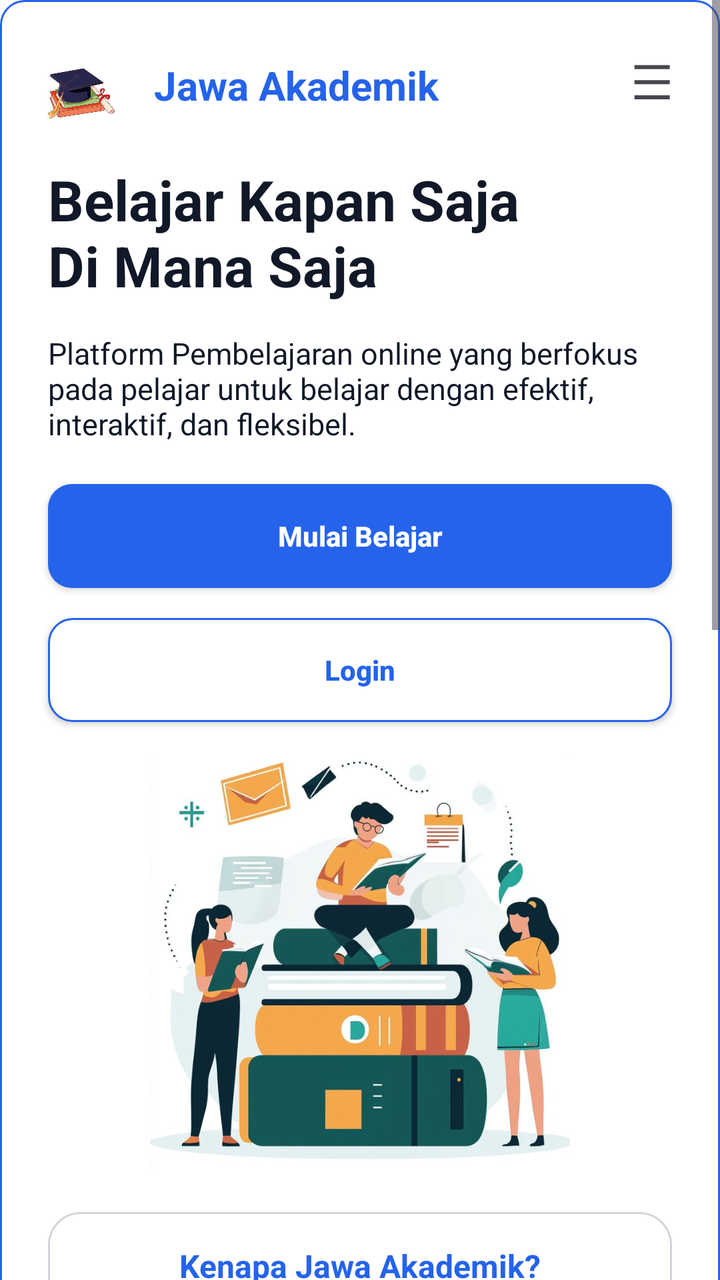
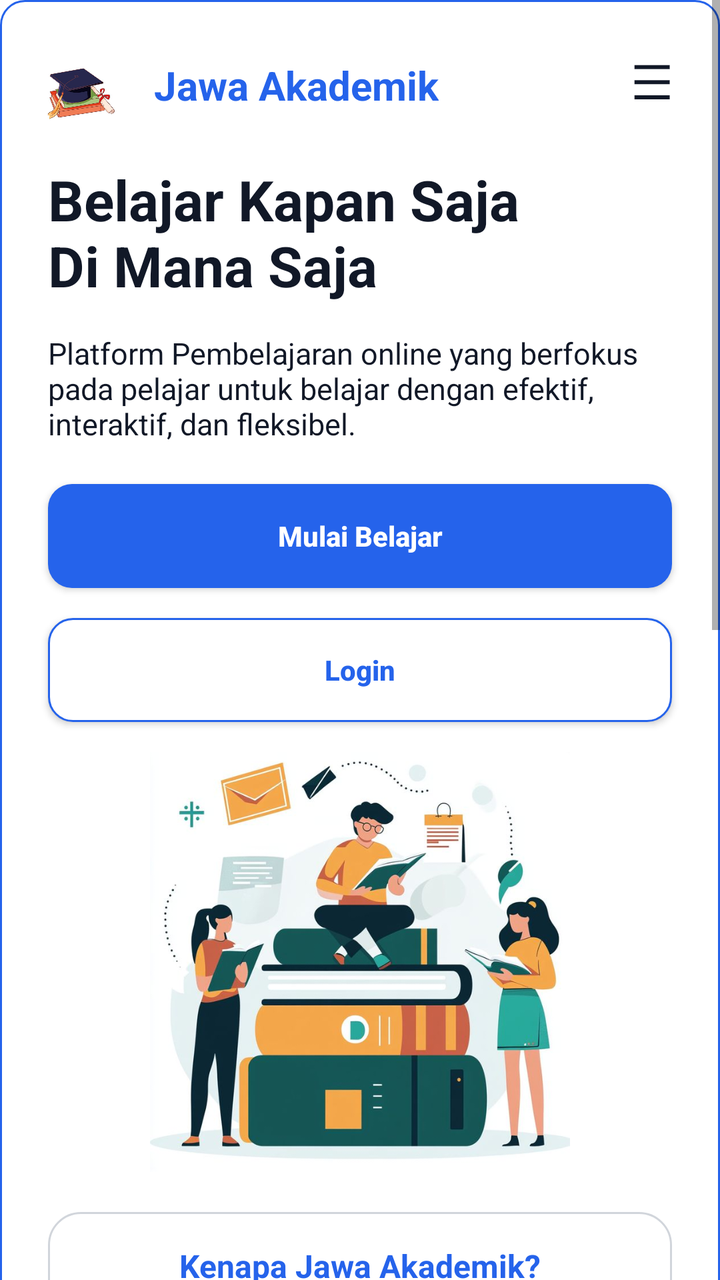

The first picture is an Android layout as it rendered before a commit; the second is the same layout after the commit. The layout source and the unified diff follow.
<!-- AndroidManifest.xml: application theme Theme.JawaAkademik -->
<!-- res/layout/activity_landing.xml -->
<?xml version="1.0" encoding="utf-8"?>
<ScrollView xmlns:android="http://schemas.android.com/apk/res/android"
    xmlns:app="http://schemas.android.com/apk/res-auto"
    xmlns:tools="http://schemas.android.com/tools"
    android:layout_width="match_parent"
    android:layout_height="match_parent"
    android:background="@color/white"
    android:fillViewport="true">

    <androidx.constraintlayout.widget.ConstraintLayout
        android:id="@+id/main"
        android:layout_width="match_parent"
        android:layout_height="match_parent"
        android:background="@drawable/bg_button_outline"
        tools:context=".LandingActivity">

        <TextView
            android:id="@+id/txtJudul"
            android:layout_width="wrap_content"
            android:layout_height="wrap_content"
            android:layout_marginStart="10dp"
            android:layout_marginTop="29dp"
            android:text="Jawa Akademik"
            android:textColor="@color/blue_primary"
            android:textSize="20sp"
            android:textStyle="bold"
            app:layout_constraintStart_toEndOf="@+id/imgLandingLogo"
            app:layout_constraintTop_toTopOf="parent" />

        <ImageView
            android:id="@+id/imgLandingLogo"
            android:layout_width="52dp"
            android:layout_height="56dp"
            android:layout_marginStart="10dp"
            android:layout_marginTop="20dp"
            android:layout_marginEnd="10dp"
            android:scaleType="centerInside"
            app:layout_constraintEnd_toEndOf="parent"
            app:layout_constraintHorizontal_bias="0.017"
            app:layout_constraintStart_toStartOf="parent"
            app:layout_constraintTop_toTopOf="parent"
            app:srcCompat="@drawable/image_login" />

        <TextView
            android:id="@+id/txtMenu"
            android:layout_width="wrap_content"
            android:layout_height="wrap_content"
            android:layout_marginTop="24dp"
            android:layout_marginEnd="24dp"
            android:text="☰"
            android:textSize="24sp"
            app:layout_constraintEnd_toEndOf="parent"
            app:layout_constraintTop_toTopOf="parent" />

        <TextView
            android:id="@+id/txtTitle"
            android:layout_width="0dp"
            android:layout_height="wrap_content"
            android:layout_marginStart="24dp"
            android:layout_marginTop="25dp"
            android:layout_marginEnd="24dp"
            android:text="Belajar Kapan Saja\nDi Mana Saja"
            android:textColor="@color/black_soft"
            android:textSize="28sp"
            android:textStyle="bold"
            app:layout_constraintEnd_toEndOf="parent"
            app:layout_constraintHorizontal_bias="0.0"
            app:layout_constraintStart_toStartOf="parent"
            app:layout_constraintTop_toBottomOf="@+id/txtJudul" />

        <TextView
            android:id="@+id/txtDeescription"
            android:layout_width="0dp"
            android:layout_height="wrap_content"
            android:layout_marginStart="24dp"
            android:layout_marginTop="15dp"
            android:layout_marginEnd="24dp"
            android:text="Platform Pembelajaran online yang berfokus pada pelajar untuk belajar dengan efektif, interaktif, dan fleksibel."
            android:textColor="@color/black_soft"
            android:textSize="15sp"
            app:layout_constraintEnd_toEndOf="parent"
            app:layout_constraintStart_toStartOf="parent"
            app:layout_constraintTop_toBottomOf="@+id/txtTitle" />

        <androidx.appcompat.widget.AppCompatButton
            android:id="@+id/btnMulai"
            android:layout_width="0dp"
            android:layout_height="52dp"
            android:layout_marginStart="24dp"
            android:layout_marginTop="20dp"
            android:layout_marginEnd="24dp"
            android:background="@drawable/bg_button_primary"
            android:backgroundTint="@color/blue_primary"
            android:text="Mulai Belajar"
            android:textAllCaps="false"
            android:textColor="@color/white"
            android:textStyle="bold"
            app:layout_constraintEnd_toEndOf="parent"
            app:layout_constraintHorizontal_bias="1.0"
            app:layout_constraintStart_toStartOf="parent"
            app:layout_constraintTop_toBottomOf="@+id/txtDeescription" />

        <androidx.appcompat.widget.AppCompatButton
            android:id="@+id/btnLogin"
            android:layout_width="0dp"
            android:layout_height="52dp"
            android:layout_marginStart="24dp"
            android:layout_marginTop="15dp"
            android:layout_marginEnd="24dp"
            android:background="@drawable/bg_button_outline"
            android:backgroundTint="@null"
            android:text="Login"
            android:textAllCaps="false"
            android:textColor="@color/blue_primary"
            android:textStyle="bold"
            app:layout_constraintEnd_toEndOf="parent"
            app:layout_constraintStart_toStartOf="parent"
            app:layout_constraintTop_toBottomOf="@+id/btnMulai" />

        <ImageView
            android:id="@+id/imgHero"
            android:layout_width="0dp"
            android:layout_height="210dp"
            android:layout_marginStart="24dp"
            android:layout_marginTop="15dp"
            android:layout_marginEnd="24dp"
            android:scaleType="centerInside"
            app:layout_constraintEnd_toEndOf="parent"
            app:layout_constraintStart_toStartOf="parent"
            app:layout_constraintTop_toBottomOf="@+id/btnLogin"
            app:srcCompat="@drawable/image_student" />

        <LinearLayout
            android:id="@+id/layoutWhy"
            android:layout_width="0dp"
            android:layout_height="wrap_content"
            android:layout_marginStart="24dp"
            android:layout_marginTop="20dp"
            android:layout_marginEnd="24dp"
            android:background="@drawable/bg_card_white"
            android:orientation="vertical"
            android:padding="16dp"
            app:layout_constraintEnd_toEndOf="parent"
            app:layout_constraintHorizontal_bias="0.0"
            app:layout_constraintStart_toStartOf="parent"
            app:layout_constraintTop_toBottomOf="@+id/imgHero">

            <TextView
                android:id="@+id/txtWhyTitle"
                android:layout_width="match_parent"
                android:layout_height="wrap_content"
                android:gravity="center"
                android:text="Kenapa Jawa Akademik?"
                android:textColor="@color/blue_primary"
                android:textSize="16sp"
                android:textStyle="bold" />

            <LinearLayout
                android:id="@+id/LayoutBenefit"
                android:layout_width="match_parent"
                android:layout_height="match_parent"
                android:layout_marginTop="14dp"
                android:orientation="horizontal">

                <TextView
                    android:id="@+id/txtGratis"
                    android:layout_width="0dp"
                    android:layout_height="wrap_content"
                    android:layout_weight="1"
                    android:gravity="center"
                    android:text="💼\nGratis &amp;\nTerjangkau"
                    android:textSize="11sp" />

                <TextView
                    android:id="@+id/txtAkses"
                    android:layout_width="0dp"
                    android:layout_height="wrap_content"
                    android:layout_weight="1"
                    android:gravity="center"
                    android:text="⏰ \nAkses\nKapan Saja"
                    android:textSize="11sp" />

                <TextView
                    android:id="@+id/txtMudah"
                    android:layout_width="0dp"
                    android:layout_height="wrap_content"
                    android:layout_weight="1"
                    android:gravity="center"
                    android:text="💡\nBelajar\nLebih Mudah"
                    android:textSize="11sp" />

                <TextView
                    android:id="@+id/txtKomunitas"
                    android:layout_width="0dp"
                    android:layout_height="wrap_content"
                    android:layout_weight="1"
                    android:gravity="center"
                    android:text="👥\nKomunitas\nAktif"
                    android:textSize="11sp" />

            </LinearLayout>

        </LinearLayout>

        <LinearLayout
            android:id="@+id/layoutStatistik"
            android:layout_width="0dp"
            android:layout_height="wrap_content"
            android:layout_marginStart="24dp"
            android:layout_marginTop="20dp"
            android:layout_marginEnd="24dp"
            android:background="@drawable/bg_card_white"
            android:orientation="vertical"
            android:padding="16dp"
            app:layout_constraintEnd_toEndOf="parent"
            app:layout_constraintHorizontal_bias="0.0"
            app:layout_constraintStart_toStartOf="parent"
            app:layout_constraintTop_toBottomOf="@+id/layoutWhy">

            <TextView
                android:id="@+id/txtStatistikTitle"
                android:layout_width="match_parent"
                android:layout_height="wrap_content"
                android:gravity="center"
                android:text="Statistik Pengguna"
                android:textColor="@color/blue_primary"
                android:textSize="16sp"
                android:textStyle="bold" />

            <LinearLayout
                android:id="@+id/layoutStatistikItem"
                android:layout_width="match_parent"
                android:layout_height="wrap_content"
                android:layout_marginTop="14dp"
                android:orientation="horizontal">

                <TextView
                    android:id="@+id/txtStatSiswa"
                    android:layout_width="0dp"
                    android:layout_height="wrap_content"
                    android:layout_weight="1"
                    android:gravity="center"
                    android:text="👤\n100+\nSiswa Aktif"
                    android:textSize="11sp" />

                <TextView
                    android:id="@+id/txtStatMateri"
                    android:layout_width="0dp"
                    android:layout_height="wrap_content"
                    android:layout_weight="1"
                    android:gravity="center"
                    android:text="📖 \n10+ \nMateri"
                    android:textSize="11sp" />

                <TextView
                    android:id="@+id/txtStatDiskusi"
                    android:layout_width="0dp"
                    android:layout_height="wrap_content"
                    android:layout_weight="1"
                    android:gravity="center"
                    android:text="💬 \n50+\nDiskusi"
                    android:textSize="11sp" />
            </LinearLayout>
        </LinearLayout>

        <LinearLayout
            android:id="@+id/layoutKepuasan"
            android:layout_width="0dp"
            android:layout_height="wrap_content"
            android:layout_marginStart="24dp"
            android:layout_marginTop="20dp"
            android:layout_marginEnd="24dp"
            android:layout_marginBottom="24dp"
            android:background="@drawable/bg_card_white"
            android:elevation="4dp"
            android:orientation="vertical"
            android:padding="16dp"
            app:layout_constraintBottom_toBottomOf="parent"
            app:layout_constraintEnd_toEndOf="parent"
            app:layout_constraintHorizontal_bias="0.0"
            app:layout_constraintStart_toStartOf="parent"
            app:layout_constraintTop_toBottomOf="@+id/layoutStatistik"
            app:layout_constraintVertical_bias="0.0">

            <TextView
                android:id="@+id/txtKepuasanTitle"
                android:layout_width="match_parent"
                android:layout_height="wrap_content"
                android:text="Kepuasan Pengguna"
                android:textColor="@color/blue_primary"
                android:textSize="16sp"
                android:textStyle="bold" />

            <LinearLayout
                android:id="@+id/layoutLikeComment"
                android:layout_width="match_parent"
                android:layout_height="wrap_content"
                android:layout_marginTop="12dp"
                android:orientation="horizontal">

                <TextView
                    android:id="@+id/txtTotalLike"
                    android:layout_width="0dp"
                    android:layout_height="wrap_content"
                    android:layout_weight="1"
                    android:background="@drawable/bg_comment_item"
                    android:gravity="center"
                    android:padding="12dp"
                    android:text="❤️ 20\nOrang suka"
                    android:textColor="@color/black_soft"
                    android:textSize="12sp"
                    android:textStyle="bold" />

                <TextView
                    android:id="@+id/txtTotalComment"
                    android:layout_width="0dp"
                    android:layout_height="wrap_content"
                    android:layout_marginStart="10dp"
                    android:layout_weight="1"
                    android:background="@drawable/bg_comment_item"
                    android:gravity="center"
                    android:padding="12dp"
                    android:text="💬 3\nKomentar"
                    android:textColor="@color/black_soft"
                    android:textSize="12sp"
                    android:textStyle="bold" />

            </LinearLayout>

            <TextView
                android:id="@+id/txtKomentarTitle"
                android:layout_width="match_parent"
                android:layout_height="wrap_content"
                android:layout_marginTop="16dp"
                android:text="Komentar Pengguna"
                android:textColor="@color/black_soft"
                android:textSize="14sp"
                android:textStyle="bold" />

            <TextView
                android:id="@+id/txtKomentar1"
                android:layout_width="match_parent"
                android:layout_height="wrap_content"
                android:layout_marginTop="10dp"
                android:background="@drawable/bg_comment_item"
                android:padding="12dp"
                android:text="Sofyan Agung\nAplikasinya mudah digunakan dan tampilannya enak dilihat, ada unsur-unsur jawanya sesuai suku saya hehe."
                android:textColor="@color/black_soft"
                android:textSize="12sp" />

            <TextView
                android:id="@+id/txtKomentar2"
                android:layout_width="match_parent"
                android:layout_height="wrap_content"
                android:layout_marginTop="8dp"
                android:background="@drawable/bg_comment_item"
                android:padding="12dp"
                android:text="Satrio Adjie Wicaksono\nMateri pembelajarannya mantap-mantap, saya langsung mengerti ketika belajar disini!"
                android:textColor="@color/black_soft"
                android:textSize="12sp" />

            <TextView
                android:id="@+id/txtKomentar3"
                android:layout_width="match_parent"
                android:layout_height="wrap_content"
                android:layout_marginTop="8dp"
                android:background="@drawable/bg_comment_item"
                android:padding="12dp"
                android:text="Abid Fadli Junaedi\nFitur-fitur di aplikasi ini lumayan lengkap, apa lagi ada forum diskusi untuk menanyakan sesuatu terkait materi disini."
                android:textColor="@color/black_soft"
                android:textSize="12sp" />

        </LinearLayout>

    </androidx.constraintlayout.widget.ConstraintLayout>
</ScrollView>
<!-- resources referenced by this layout -->
<resources>
  <color name="black_soft">#111827</color>
  <color name="blue_primary">#2563EB</color>
  <color name="white">#FFFFFF</color>
  <!-- drawable bg_button_outline (drawable) -->
  <?xml version="1.0" encoding="utf-8"?>
  <shape xmlns:android="http://schemas.android.com/apk/res/android">
      <solid android:color="@color/white"/>
      <stroke
          android:width="1dp"
          android:color="@color/blue_primary"/>
      <corners android:radius="12dp"/>
  </shape>
  <!-- drawable bg_button_primary (drawable) -->
  <?xml version="1.0" encoding="utf-8"?>
  <shape xmlns:android="http://schemas.android.com/apk/res/android">
      <solid android:color="@color/blue_primary"/>
      <corners android:radius="12dp"/>
  </shape>
  <!-- drawable bg_card_white (drawable) -->
  <?xml version="1.0" encoding="utf-8"?>
  <shape xmlns:android="http://schemas.android.com/apk/res/android">
  <solid android:color="@color/white" />
  <stroke
      android:width="1dp"
      android:color="#D1D5DB" />
  <corners android:radius="16dp" />
  </shape>
  <!-- drawable bg_comment_item (drawable) -->
  <?xml version="1.0" encoding="utf-8"?>
  <shape xmlns:android="http://schemas.android.com/apk/res/android">
      <solid android:color="#F3F4F6" />
      <corners android:radius="12dp" />
  </shape>
  <!-- drawable image_login: jpg bitmap (drawable, 17799 bytes) -->
  <!-- drawable image_student: jpg bitmap (drawable, 52410 bytes) -->
  <style name="Theme.JawaAkademik" parent="Base.Theme.JawaAkademik" />
  <style name="Base.Theme.JawaAkademik" parent="Theme.Material3.DayNight.NoActionBar">
          
          
      </style>
</resources>

<!-- the commit's change to res/layout/activity_landing.xml (unified diff, before → after) -->
@@ -1,7 +1,14 @@
 <?xml version="1.0" encoding="utf-8"?>
-<ScrollView xmlns:android="http://schemas.android.com/apk/res/android"
+<androidx.drawerlayout.widget.DrawerLayout
+    xmlns:android="http://schemas.android.com/apk/res/android"
     xmlns:app="http://schemas.android.com/apk/res-auto"
     xmlns:tools="http://schemas.android.com/tools"
+    android:id="@+id/drawerLayout"
+    android:layout_width="match_parent"
+    android:layout_height="match_parent"
+    tools:context=".LandingActivity">
+
+<ScrollView
     android:layout_width="match_parent"
     android:layout_height="match_parent"
     android:background="@color/white"
@@ -48,6 +55,7 @@
             android:layout_marginTop="24dp"
             android:layout_marginEnd="24dp"
             android:text="☰"
+            android:textColor="@color/black_soft"
             android:textSize="24sp"
             app:layout_constraintEnd_toEndOf="parent"
             app:layout_constraintTop_toTopOf="parent" />
@@ -169,6 +177,7 @@
                     android:layout_weight="1"
                     android:gravity="center"
                     android:text="💼\nGratis &amp;\nTerjangkau"
+                    android:textColor="@color/black_soft"
                     android:textSize="11sp" />
 
                 <TextView
@@ -178,6 +187,7 @@
                     android:layout_weight="1"
                     android:gravity="center"
                     android:text="⏰ \nAkses\nKapan Saja"
+                    android:textColor="@color/black_soft"
                     android:textSize="11sp" />
 
                 <TextView
@@ -187,6 +197,7 @@
                     android:layout_weight="1"
                     android:gravity="center"
                     android:text="💡\nBelajar\nLebih Mudah"
+                    android:textColor="@color/black_soft"
                     android:textSize="11sp" />
 
                 <TextView
@@ -196,6 +207,7 @@
                     android:layout_weight="1"
                     android:gravity="center"
                     android:text="👥\nKomunitas\nAktif"
+                    android:textColor="@color/black_soft"
                     android:textSize="11sp" />
 
             </LinearLayout>
@@ -241,6 +253,7 @@
                     android:layout_weight="1"
                     android:gravity="center"
                     android:text="👤\n100+\nSiswa Aktif"
+                    android:textColor="@color/black_soft"
                     android:textSize="11sp" />
 
                 <TextView
@@ -250,6 +263,7 @@
                     android:layout_weight="1"
                     android:gravity="center"
                     android:text="📖 \n10+ \nMateri"
+                    android:textColor="@color/black_soft"
                     android:textSize="11sp" />
 
                 <TextView
@@ -259,6 +273,7 @@
                     android:layout_weight="1"
                     android:gravity="center"
                     android:text="💬 \n50+\nDiskusi"
+                    android:textColor="@color/black_soft"
                     android:textSize="11sp" />
             </LinearLayout>
         </LinearLayout>
@@ -374,3 +389,14 @@
 
     </androidx.constraintlayout.widget.ConstraintLayout>
 </ScrollView>
+
+    <com.google.android.material.navigation.NavigationView
+        android:id="@+id/navigationView"
+        android:layout_width="280dp"
+        android:layout_height="match_parent"
+        android:layout_gravity="end"
+        android:background="@android:color/white"
+        app:menu="@menu/menu_landing_drawer"
+        app:itemTextColor="@color/black_soft"
+        app:itemIconTint="@color/gray_icon_soft" />
+</androidx.drawerlayout.widget.DrawerLayout>
<!-- resource entries referenced after the edit -->
@@ -2,6 +2,7 @@
 <resources>
   <color name="black_soft">#111827</color>
   <color name="blue_primary">#2563EB</color>
+  <color name="gray_icon_soft">#555555</color>
   <color name="white">#FFFFFF</color>
   <!-- drawable bg_button_outline (drawable) -->
   <?xml version="1.0" encoding="utf-8"?>
@@ -35,10 +36,11 @@
   </shape>
   <!-- drawable image_login: jpg bitmap (drawable, 17799 bytes) -->
   <!-- drawable image_student: jpg bitmap (drawable, 52410 bytes) -->
-  <style name="Theme.JawaAkademik" parent="Base.Theme.JawaAkademik" />
-  <style name="Base.Theme.JawaAkademik" parent="Theme.Material3.DayNight.NoActionBar">
-          
-          
+  <style name="Theme.JawaAkademik" parent="Theme.MaterialComponents.DayNight.NoActionBar">
+          <item name="colorPrimary">@color/blue_primary</item>
+          <item name="android:statusBarColor">?attr/colorSurface</item>
+          <item name="android:navigationBarColor">?attr/colorSurface</item>
+          <item name="android:windowLightStatusBar">true</item>
       </style>
 </resources>
 
